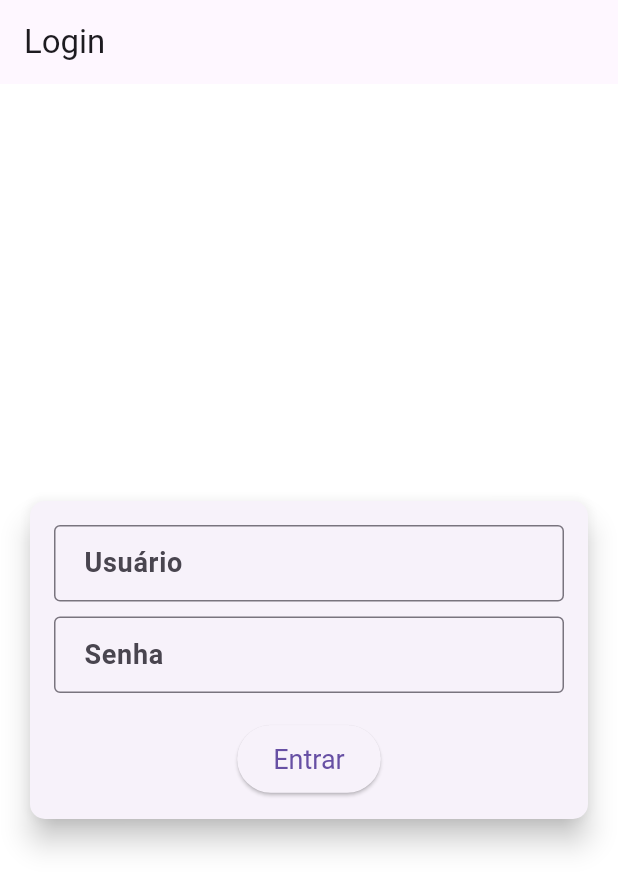
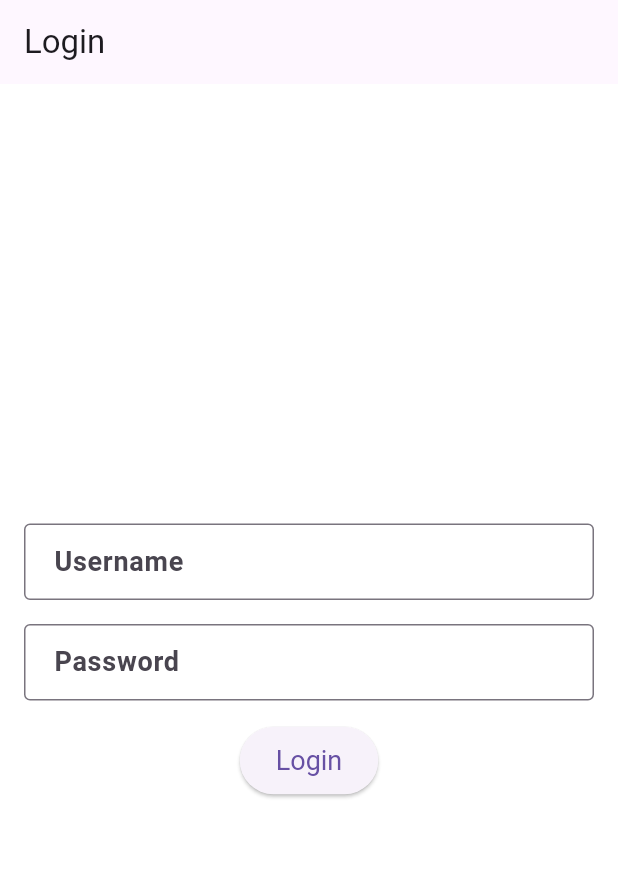
Before and after one commit to samuelteodoroferreira/to_do_inFlutter, a Flutter app: the screen it shows after launch, on a phone screen of 412 x 824 dp. Shown: the top 890 px of the screen. Run offline on Flutter 3.47's test engine with Material 3 defaults, Android fonts, the phone set to English and light mode, and no system bars; our stand-ins replace cloud_firestore, dio, firebase_core, get, logger, retrofit; accounts and stored records are empty; generated files the repository leaves out were written again.

```diff
--- /dev/null
+++ b/controllers/task_controller.dart
@@ -0,0 +1 @@
+// TODO Implement this library.
--- a/lib/controllers/controlador_de_tarefas.dart
+++ /dev/null
@@ -1 +0,0 @@
-// Remove the entire content of this file as it is no longer needed
--- a/lib/controllers/task_controller.dart
+++ b/lib/controllers/task_controller.dart
@@ -1 +1,30 @@
-// TODO Implement this library.
+import 'package:get/get.dart';
+
+class Task {
+  String title;
+  DateTime creationTime;
+
+  Task({required this.title, required this.creationTime});
+}
+
+class TaskController extends GetxController {
+  var tasks = <Task>[].obs;
+  var completedTasks = <Task>[].obs; // Add observable list for completed tasks
+
+  void addTask(Task task) {
+    tasks.add(task);
+  }
+
+  void removeTask(int index) {
+    tasks.removeAt(index);
+  }
+
+  void updateTask(int index, Task newTask) {
+    tasks[index] = newTask;
+  }
+
+  void completeTask(int index) {
+    completedTasks.add(tasks[index]);
+    tasks.removeAt(index);
+  }
+}
--- a/lib/main.dart
+++ b/lib/main.dart
@@ -2,8 +2,6 @@ import 'package:flutter/material.dart';
 import 'package:get/get.dart';
 import 'package:firebase_core/firebase_core.dart';
 import 'views/login_page.dart';
-import 'views/home_page.dart';
-import 'views/completed_tasks_page.dart';
 import 'controllers/task_controller.dart';
 
 void main() async {
@@ -41,14 +39,6 @@ class MeuApp extends StatelessWidget {
       initialBinding: BindingsBuilder(() {
         Get.put(TaskController());
       }),
-      getPages: [
-        GetPage(name: '/', page: () => const LoginPage()),
-        GetPage(name: '/home', page: () => const PaginaInicial()),
-        GetPage(name: '/completed', page: () => const CompletedTasksPage()),
-      ],
     );
   }
 }
-
-class TaskController {
-}
--- a/lib/services/firebase_service.dart
+++ b/lib/services/firebase_service.dart
@@ -3,10 +3,12 @@ import 'package:cloud_firestore/cloud_firestore.dart';
 import 'api_client.dart';
 import '../models/tarefa.dart';
 import 'dart:developer' as developer;
+import 'package:logger/logger.dart';
 
 class FirebaseService {
   late final ApiClient _apiClient;
   final CollectionReference tarefasCollection = FirebaseFirestore.instance.collection('tarefas');
+  final logger = Logger();
 
   int _readOperations = 0;
   int _writeOperations = 0;
@@ -94,7 +96,7 @@ class FirebaseService {
   }
 
   void printCounters() {
-    print('Leituras: $_readOperations');
-    print('Escritas: $_writeOperations');
+    logger.i('Leituras: $_readOperations');
+    logger.i('Escritas: $_writeOperations');
   }
 }
--- a/lib/views/login_page.dart
+++ b/lib/views/login_page.dart
@@ -2,59 +2,44 @@ import 'package:flutter/material.dart';
 import 'package:get/get.dart';
 import 'home_page.dart';
 
-class LoginPage extends StatefulWidget {
+class LoginPage extends StatelessWidget {
   const LoginPage({super.key});
 
   @override
-  _LoginPageState createState() => _LoginPageState();
-}
+  Widget build(BuildContext context) {
+    final TextEditingController usernameController = TextEditingController();
+    final TextEditingController passwordController = TextEditingController();
 
-class _LoginPageState extends State<LoginPage> {
-  final TextEditingController _usernameController = TextEditingController();
-  final TextEditingController _passwordController = TextEditingController();
-
-  void _login() {
-    Get.off(() => const PaginaInicial());
-  }
-
-  @override
-  Widget build(BuildContext context) {
     return Scaffold(
       appBar: AppBar(
         title: const Text('Login'),
       ),
-      body: Center(
-        child: Padding(
-          padding: const EdgeInsets.all(16.0),
-          child: Card(
-            elevation: 8.0,
-            shape: RoundedRectangleBorder(
-              borderRadius: BorderRadius.circular(10.0),
-            ),
-            child: Padding(
+      body: Padding(
         padding: const EdgeInsets.all(16.0),
         child: Column(
-                mainAxisSize: MainAxisSize.min,
+          mainAxisAlignment: MainAxisAlignment.center,
           children: [
             TextField(
-                    controller: _usernameController,
-                    decoration: const InputDecoration(labelText: 'Usuário'),
+              controller: usernameController,
+              decoration: const InputDecoration(labelText: 'Username'),
             ),
-                  const SizedBox(height: 10),
+            const SizedBox(height: 16.0),
             TextField(
-                    controller: _passwordController,
-                    decoration: const InputDecoration(labelText: 'Senha'),
+              controller: passwordController,
+              decoration: const InputDecoration(labelText: 'Password'),
               obscureText: true,
             ),
-                  const SizedBox(height: 20),
+            const SizedBox(height: 16.0),
             ElevatedButton(
-                    onPressed: _login,
-                    child: const Text('Entrar'),
+              onPressed: () {
+                if (usernameController.text.isNotEmpty && passwordController.text.isNotEmpty) {
+                  // Perform login logic here
+                  Get.to(() => const HomePage());
+                }
+              },
+              child: const Text('Login'),
             ),
           ],
-              ),
-            ),
-          ),
         ),
       ),
     );
--- a/lib/views/widgets/dialogo_entrada_tarefa.dart
+++ b/lib/views/widgets/dialogo_entrada_tarefa.dart
@@ -29,8 +29,10 @@ class DialogoEntradaTarefa extends StatelessWidget {
         ),
         TextButton(
           onPressed: () {
-            aoEnviar(controller.text);
-            Navigator.of(context).pop();
+            if (controller.text.isNotEmpty) {
+              aoEnviar(controller.text);
+              Navigator.of(context).pop();
+            }
           },
           child: const Text('Adicionar'),
         ),
--- a/lib/views/widgets/item_lista_tarefa.dart
+++ b/lib/views/widgets/item_lista_tarefa.dart
@@ -19,7 +19,7 @@ class ItemListaTarefa extends StatelessWidget {
       margin: const EdgeInsets.symmetric(vertical: 4.0, horizontal: 8.0),
       child: ListTile(
         title: Text(
-          tarefa.titulo,
+          tarefa.titulo, // Title is non-null
           style: TextStyle(
             decoration: tarefa.estaConcluida
                 ? TextDecoration.lineThrough
```
Also changed, not shown: lib/models/tarefa.dart (+18 -5 lines), lib/views/completed_tasks_page.dart (+11 -23 lines), lib/views/home_page.dart (+48 -119 lines), services/firebase_service.dart (added, +76 -0 lines), lib/models/tarefa.g.dart (added), lib/services/api_client.g.dart, 5 other files. Lines whose indentation alone changed are shown as unchanged.
